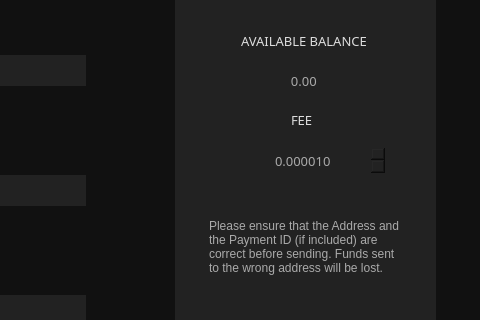
Qt form src/gui/ui/sendframe.ui (ConcealNetwork/conceal-desktop) before a commit; both pictures show x 790 to 1270 and y 115 to 435 of the 1270 by 700 pixel window.
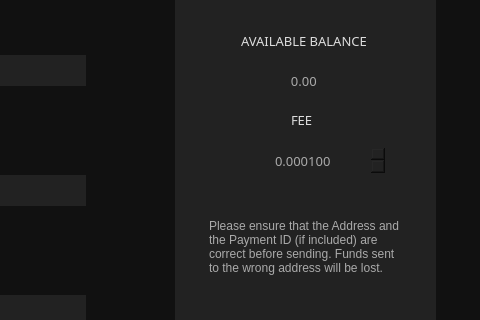
The same form after that commit.

The edit to the form file:
```diff
--- a/src/gui/ui/sendframe.ui
+++ b/src/gui/ui/sendframe.ui
@@ -504,7 +504,7 @@
         <number>6</number>
        </property>
        <property name="minimum">
-        <double>0.000010000000000</double>
+        <double>0.000100000000000</double>
        </property>
        <property name="maximum">
         <double>100000000.000000000000000</double>
@@ -513,7 +513,7 @@
         <double>0.000010000000000</double>
        </property>
        <property name="value">
-        <double>0.000010000000000</double>
+        <double>0.000100000000000</double>
        </property>
       </widget>
       <widget class="QLabel" name="feeLabel">
```
